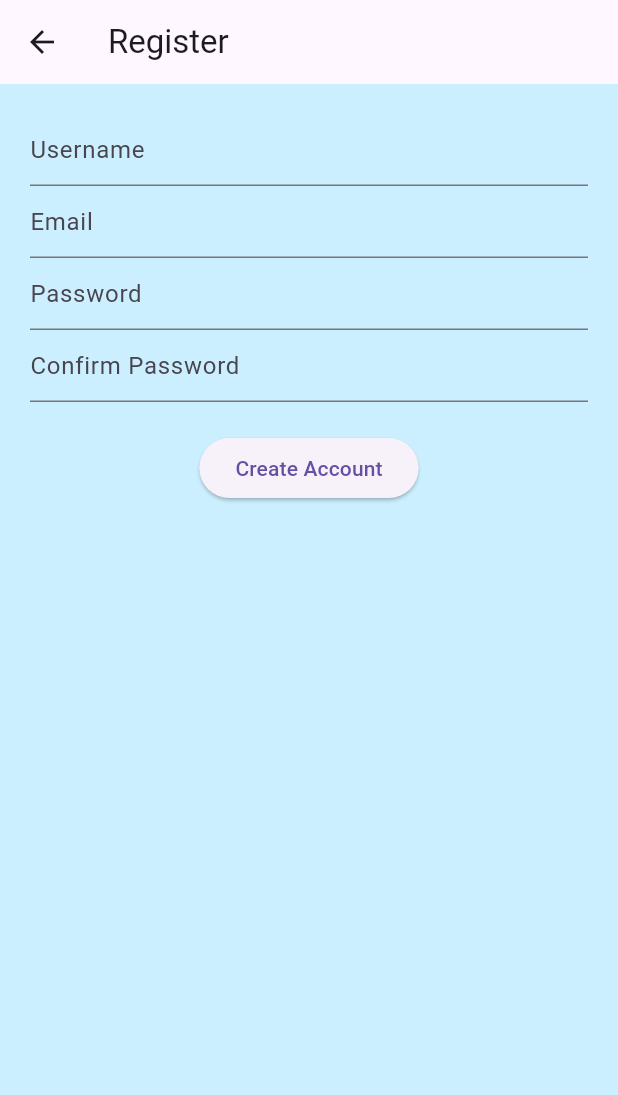
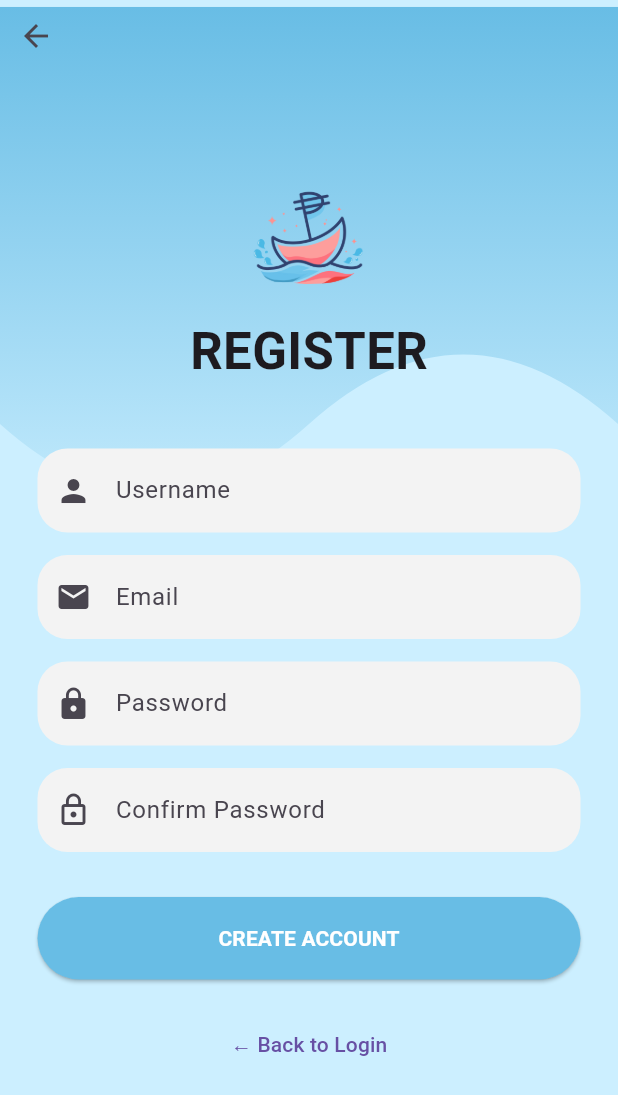
Before and after one commit to acaberdin/barka_app, a Flutter app: the RegisterPage screen opened by its route, on a phone screen of 412 x 824 dp. Shown: the top 1095 px of the screen. Run offline on Flutter 3.47's test engine with Material 3 defaults, Android fonts, the phone set to English and light mode, and no system bars; our stand-ins replace google_fonts; Roboto replaces fonts that are missing (Schoolbell).

Commit message:
Updated register page UI to match login desigm

```diff
--- a/lib/pages/register.dart
+++ b/lib/pages/register.dart
@@ -1,30 +1,198 @@
 import 'package:flutter/material.dart';
+import 'package:google_fonts/google_fonts.dart';
 
-class RegisterPage extends StatelessWidget {
+class RegisterPage extends StatefulWidget {
   const RegisterPage({super.key});
+
+  @override
+  State<RegisterPage> createState() => _RegisterPageState();
+}
+
+class _RegisterPageState extends State<RegisterPage>
+    with SingleTickerProviderStateMixin {
+  late AnimationController _controller;
+  late Animation<double> _breathingWave;
+
+  @override
+  void initState() {
+    super.initState();
+
+    _controller = AnimationController(
+      vsync: this,
+      duration: const Duration(seconds: 4),
+    )..repeat(reverse: true);
+
+    _breathingWave = CurvedAnimation(
+      parent: _controller,
+      curve: Curves.easeInOut,
+    );
+  }
+
+  @override
+  void dispose() {
+    _controller.dispose();
+    super.dispose();
+  }
+
+  void _goLogin() {
+    Navigator.pop(context);
+  }
+
+  Widget _field(IconData icon, String hint, {bool obscure = false}) {
+    return TextField(
+      obscureText: obscure,
+      decoration: InputDecoration(
+        hintText: hint,
+        prefixIcon: Icon(icon),
+        filled: true,
+        fillColor: const Color(0xFFF3F3F3),
+        border: OutlineInputBorder(
+          borderRadius: BorderRadius.circular(20),
+          borderSide: BorderSide.none,
+        ),
+      ),
+    );
+  }
 
   @override
   Widget build(BuildContext context) {
     return Scaffold(
-      appBar: AppBar(title: const Text("Register")),
-      body: Padding(
-        padding: const EdgeInsets.all(20),
-        child: Column(
-          children: [
-            TextField(decoration: const InputDecoration(hintText: "Username")),
-            TextField(decoration: const InputDecoration(hintText: "Email")),
-            TextField(decoration: const InputDecoration(hintText: "Password")),
-            TextField(
-              decoration: const InputDecoration(hintText: "Confirm Password"),
+      backgroundColor: const Color(0xFFccefff),
+
+      body: Stack(
+        children: [
+          /// 🌊 WAVE
+          AnimatedBuilder(
+            animation: _breathingWave,
+            builder: (context, child) {
+              return Transform.translate(
+                offset: Offset(0, 10 * _breathingWave.value),
+                child: Align(
+                  alignment: Alignment.topCenter,
+                  child: FractionallySizedBox(
+                    widthFactor: 1,
+                    heightFactor: 0.45,
+                    child: ClipPath(
+                      clipper: TopWaveClipper(),
+                      child: Container(
+                        decoration: const BoxDecoration(
+                          gradient: LinearGradient(
+                            begin: Alignment.topCenter,
+                            end: Alignment.bottomCenter,
+                            colors: [Color(0xFF68bde5), Color(0xFFccefff)],
+                          ),
+                        ),
+                      ),
+                    ),
+                  ),
+                ),
+              );
+            },
+          ),
+
+          /// BACK BUTTON
+          SafeArea(
+            child: IconButton(
+              icon: const Icon(Icons.arrow_back),
+              onPressed: _goLogin,
             ),
-            const SizedBox(height: 20),
-            ElevatedButton(
-              onPressed: () {},
-              child: const Text("Create Account"),
+          ),
+
+          /// CONTENT
+          SingleChildScrollView(
+            child: Padding(
+              padding: const EdgeInsets.symmetric(horizontal: 25),
+              child: Column(
+                children: [
+                  const SizedBox(height: 120),
+
+                  Image.asset("assets/images/logo.png", height: 80),
+
+                  const SizedBox(height: 10),
+
+                  Text(
+                    "REGISTER",
+                    style: GoogleFonts.leagueSpartan(
+                      fontSize: 34,
+                      fontWeight: FontWeight.bold,
+                    ),
+                  ),
+
+                  const SizedBox(height: 40),
+
+                  _field(Icons.person, "Username"),
+                  const SizedBox(height: 15),
+                  _field(Icons.email, "Email"),
+                  const SizedBox(height: 15),
+                  _field(Icons.lock, "Password", obscure: true),
+                  const SizedBox(height: 15),
+                  _field(Icons.lock_outline, "Confirm Password", obscure: true),
+
+                  const SizedBox(height: 30),
+
+                  SizedBox(
+                    width: double.infinity,
+                    height: 55,
+                    child: ElevatedButton(
+                      onPressed: () {},
+                      style: ElevatedButton.styleFrom(
+                        backgroundColor: const Color(0xFF68bde5),
+                        shape: RoundedRectangleBorder(
+                          borderRadius: BorderRadius.circular(30),
+                        ),
+                      ),
+                      child: Text(
+                        "CREATE ACCOUNT",
+                        style: GoogleFonts.leagueSpartan(
+                          color: Colors.white,
+                          fontWeight: FontWeight.bold,
+                        ),
+                      ),
+                    ),
+                  ),
+
+                  const SizedBox(height: 20),
+
+                  TextButton(
+                    onPressed: _goLogin,
+                    child: const Text("← Back to Login"),
+                  ),
+                ],
+              ),
             ),
-          ],
-        ),
+          ),
+        ],
       ),
     );
   }
 }
+
+/// 🌊 SAME WAVE DESIGN AS LOGIN
+class TopWaveClipper extends CustomClipper<Path> {
+  @override
+  Path getClip(Size size) {
+    Path path = Path();
+
+    path.lineTo(0, size.height * 0.75);
+    path.quadraticBezierTo(
+      size.width * 0.25,
+      size.height,
+      size.width * 0.5,
+      size.height * 0.75,
+    );
+    path.quadraticBezierTo(
+      size.width * 0.75,
+      size.height * 0.5,
+      size.width,
+      size.height * 0.75,
+    );
+
+    path.lineTo(size.width, 0);
+    path.close();
+
+    return path;
+  }
+
+  @override
+  bool shouldReclip(CustomClipper<Path> oldClipper) => false;
+}
```
